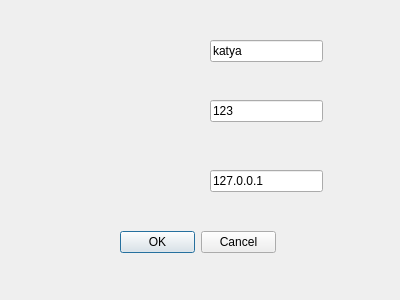
Old version of the form authform.ui in the repository catkiru/chat.
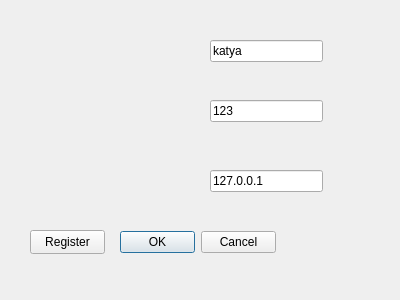
New version of the form.

The edit to the form file:
```diff
--- a/authform.ui
+++ b/authform.ui
@@ -74,6 +74,19 @@
     <string>адрес сервера</string>
    </property>
   </widget>
+  <widget class="QPushButton" name="registerButton">
+   <property name="geometry">
+    <rect>
+     <x>30</x>
+     <y>230</y>
+     <width>75</width>
+     <height>24</height>
+    </rect>
+   </property>
+   <property name="text">
+    <string>Register</string>
+   </property>
+  </widget>
  </widget>
  <resources/>
  <connections/>
```
